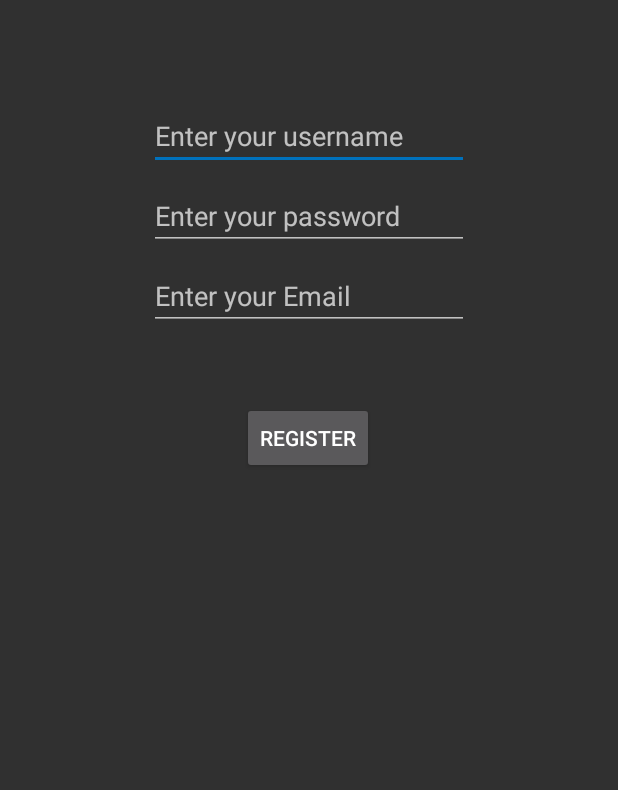
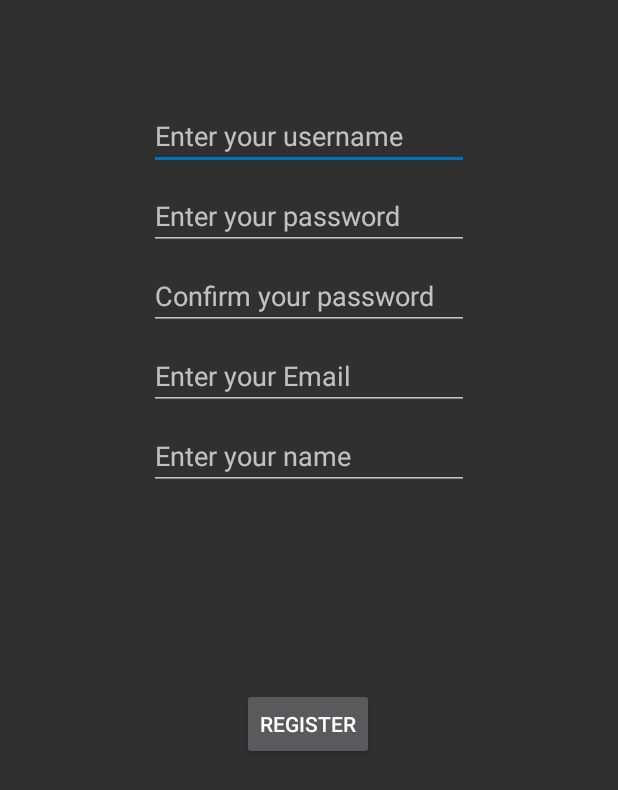
Before and after one commit to macklinhrw/ClassApp, an Android app: the NewUserActivity screen opened directly, with no data from a screen before it, on a phone screen of 412 x 824 dp. Shown: the top 790 px of the screen. Run offline under Robolectric (Android 15) with nearby library versions, the phone set to English and light mode, and no system bars.

Commit message:
Update new user; added auto-login, update xml for register activity

```diff
--- a/app/src/main/java/com/ClassNote/blank_app/HomeActivity.java
+++ b/app/src/main/java/com/ClassNote/blank_app/HomeActivity.java
@@ -15,8 +15,7 @@ public class HomeActivity extends AppCompatActivity {
         super.onCreate(savedInstanceState);
         setContentView(R.layout.activity_home);
 
-        // TODO : Refactor + change id to logoutBtn
-        final Button exitBtn = findViewById(R.id.exitBtn);
+        final Button logoutBtn = findViewById(R.id.logoutBtn);
         final Button profileBtn = findViewById(R.id.profileBtn);
         final TextView greetingsText = findViewById(R.id.greetingsTxt);
 
@@ -27,7 +26,7 @@ public class HomeActivity extends AppCompatActivity {
         String welcomeText = activeUser.getName() + "!";
         greetingsText.setText(welcomeText);
 
-        exitBtn.setOnClickListener(new View.OnClickListener() {
+        logoutBtn.setOnClickListener(new View.OnClickListener() {
             @Override
             public void onClick(View view) {
                 activeUser.logout();
--- a/app/src/main/java/com/ClassNote/blank_app/NewUserActivity.java
+++ b/app/src/main/java/com/ClassNote/blank_app/NewUserActivity.java
@@ -1,5 +1,6 @@
 package com.ClassNote.blank_app;
 
+import android.content.Intent;
 import android.os.Bundle;
 import android.view.View;
 import android.widget.Button;
@@ -22,7 +23,7 @@ public class NewUserActivity extends AppCompatActivity {
         final EditText registerUserEditTxt = findViewById(R.id.registerUserEditTxt);
         final EditText registerPasswordEditText = findViewById(R.id.registerPasswordEditText);
         final EditText registerEmailEditText = findViewById(R.id.registerEmailEditText);
-//        final EditText registerNameEditText = findViewById(R.id.registerNameEditText);
+        final EditText registerNameEditText = findViewById(R.id.registerNameEditText);
 
 
         registerBtn.setOnClickListener(new View.OnClickListener() {
@@ -32,13 +33,17 @@ public class NewUserActivity extends AppCompatActivity {
                 String username = registerUserEditTxt.getText().toString();
                 String password = registerPasswordEditText.getText().toString();
                 String email = registerEmailEditText.getText().toString();
-//                String name = registerNameEditText.getText().toString();
-                String name = "Java Test";
-                //TODO add name field
+                String name = registerNameEditText.getText().toString();
                 String newUser = c.newUser(username, password, name, email);
                 if(newUser.equals("success")) {
                     Toast.makeText(getApplicationContext(), "New user created!", Toast.LENGTH_LONG).show();
-                    //TODO automatically logs in at this point
+                    //TODO : goto the profile page
+
+                    Intent startIntent = new Intent(getApplicationContext(), HomeActivity.class);
+                    startIntent.putExtra(LoginActivity.ACTIVE_USER, new User(username, password));
+                    startActivity(startIntent);
+
+
                 } else if(newUser.equals("username taken")) {
                     Toast.makeText(getApplicationContext(), "Username was already taken. Try another.", Toast.LENGTH_LONG).show();
                 } else if(newUser.equals("unknown failure")) {
--- a/app/src/main/java/com/ClassNote/blank_app/User.java
+++ b/app/src/main/java/com/ClassNote/blank_app/User.java
@@ -66,8 +66,6 @@ public class User implements Parcelable {
             return null;
         }
     }
-
-    // TODO : Change all parameters to Cursor object from String and fill functions with MySQL fetch
 
     private String fetchName(JSONObject cursor){
         try {
--- a/app/src/main/res/layout/activity_home.xml
+++ b/app/src/main/res/layout/activity_home.xml
@@ -31,7 +31,7 @@
         app:layout_constraintTop_toTopOf="parent" />
 
     <Button
-        android:id="@+id/exitBtn"
+        android:id="@+id/logoutBtn"
         android:layout_width="wrap_content"
         android:layout_height="wrap_content"
         android:layout_marginEnd="28dp"
--- a/app/src/main/res/layout/activity_new_user.xml
+++ b/app/src/main/res/layout/activity_new_user.xml
@@ -54,7 +54,7 @@
         app:layout_constraintEnd_toEndOf="parent"
         app:layout_constraintHorizontal_bias="0.968"
         app:layout_constraintStart_toStartOf="parent"
-        app:layout_constraintTop_toBottomOf="@+id/registerPasswordEditText" />
+        app:layout_constraintTop_toBottomOf="@+id/registerConfirmPasswordEditText" />
 
     <Button
         android:id="@+id/registerBtn"
@@ -62,13 +62,45 @@
         android:layout_height="wrap_content"
         android:layout_marginStart="8dp"
         android:layout_marginLeft="8dp"
-        android:layout_marginTop="48dp"
+        android:layout_marginTop="132dp"
         android:layout_marginEnd="8dp"
         android:layout_marginRight="8dp"
         android:text="@string/action_sign_up"
         app:layout_constraintEnd_toEndOf="parent"
         app:layout_constraintHorizontal_bias="0.498"
         app:layout_constraintStart_toStartOf="parent"
-        app:layout_constraintTop_toBottomOf="@+id/registerEmailEditText" />
+        app:layout_constraintTop_toBottomOf="@+id/registerNameEditText" />
+
+    <EditText
+        android:id="@+id/registerNameEditText"
+        android:layout_width="wrap_content"
+        android:layout_height="wrap_content"
+        android:layout_marginStart="8dp"
+        android:layout_marginLeft="8dp"
+        android:layout_marginTop="8dp"
+        android:layout_marginEnd="8dp"
+        android:layout_marginRight="8dp"
+        android:ems="10"
+        android:inputType="textPersonName"
+        app:layout_constraintEnd_toEndOf="parent"
+        app:layout_constraintStart_toStartOf="parent"
+        app:layout_constraintTop_toBottomOf="@+id/registerEmailEditText"
+        android:hint="@string/name_hint"/>
+
+    <EditText
+        android:id="@+id/registerConfirmPasswordEditText"
+        android:layout_width="wrap_content"
+        android:layout_height="wrap_content"
+        android:layout_marginStart="8dp"
+        android:layout_marginLeft="8dp"
+        android:layout_marginTop="8dp"
+        android:layout_marginEnd="8dp"
+        android:layout_marginRight="8dp"
+        android:ems="10"
+        android:inputType="textPassword"
+        app:layout_constraintEnd_toEndOf="parent"
+        app:layout_constraintStart_toStartOf="parent"
+        app:layout_constraintTop_toBottomOf="@+id/registerPasswordEditText"
+        android:hint="@string/confirm_password_hint"/>
 
 </androidx.constraintlayout.widget.ConstraintLayout>
--- a/app/src/main/res/values/strings.xml
+++ b/app/src/main/res/values/strings.xml
@@ -4,6 +4,8 @@
     <string name="hello_world">Hello World!</string>
     <string name="login_hint">Enter your username</string>
     <string name="password_hint">Enter your password</string>
+    <string name="name_hint">Enter your name</string>
+    <string name="confirm_password_hint">Confirm your password</string>
     <string name="action_github">Github Page</string>
     <string name="action_logout">Logout</string>
     <string name="login_true">Logged out</string>
```
